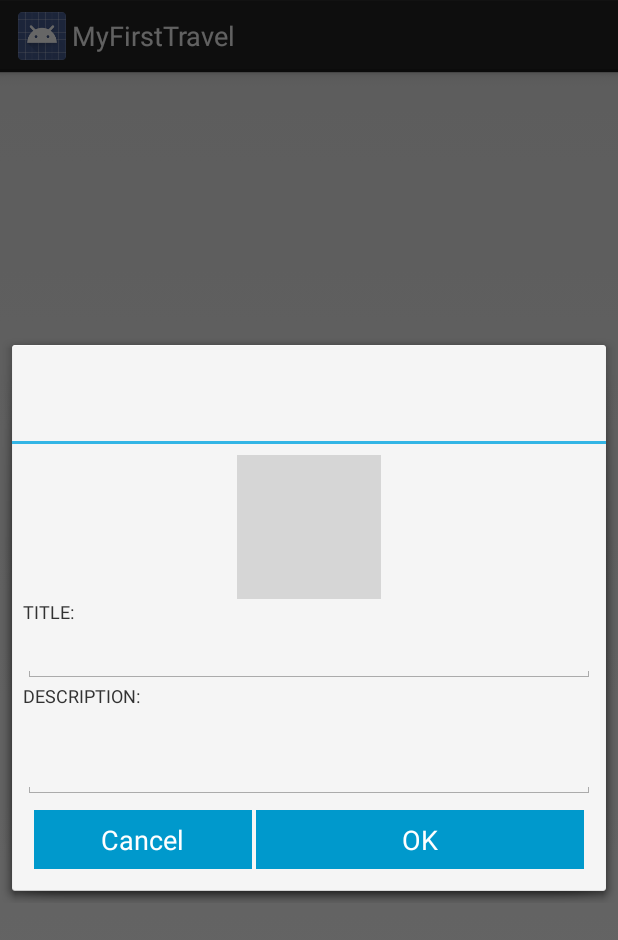
After one commit to soulnanx/MyFirstTravel, an Android app: the fragment DialogCreateDocument placed in its activity, on a phone screen of 412 x 824 dp. The commit adds this screen. Shown: the top 940 px of the screen. Run offline under Robolectric (Android 15) with nearby library versions, the phone set to English and light mode, and no system bars; libraries missing offline, so code that uses them is left out: com.codeslap.persistence, com.koushikdutta.urlimageviewhelper, com.mobsandgeeks.saripaar; 6 statements that could not run were skipped; grey boxes are pictures that could not be loaded.

Commit message:
create the documentFragment dialogCreate

```diff
--- a/MyFirstTravel/build.gradle
+++ b/MyFirstTravel/build.gradle
@@ -24,5 +24,6 @@ dependencies {
     compile 'com.codeslap:persistence:0.9.22'
     compile 'com.google.android.gms:play-services:4.2.+'
     compile 'com.mobsandgeeks:android-saripaar:1.0.2'
+    compile 'com.koushikdutta.urlimageviewhelper:urlimageviewhelper:1.0.4'
 //    compile 'de.psdev.formvalidations:formvalidations:1.1.0@aar'
 }
--- /dev/null
+++ b/MyFirstTravel/src/main/java/br/com/epicdroid/travel/dialogs/DialogCreateDocument.java
@@ -0,0 +1,186 @@
+package br.com.epicdroid.travel.dialogs;
+
+import android.content.Context;
+import android.content.Intent;
+import android.database.Cursor;
+import android.graphics.Bitmap;
+import android.graphics.BitmapFactory;
+import android.graphics.drawable.BitmapDrawable;
+import android.graphics.drawable.Drawable;
+import android.net.Uri;
+import android.os.Bundle;
+import android.os.Environment;
+import android.provider.MediaStore;
+import android.support.v4.app.DialogFragment;
+import android.view.LayoutInflater;
+import android.view.View;
+import android.view.ViewGroup;
+import android.widget.EditText;
+import android.widget.ImageView;
+import android.widget.LinearLayout;
+import android.widget.Toast;
+
+import com.codeslap.persistence.Persistence;
+import com.codeslap.persistence.SqlAdapter;
+import com.koushikdutta.urlimageviewhelper.UrlImageViewHelper;
+import com.mobsandgeeks.saripaar.Rule;
+import com.mobsandgeeks.saripaar.Validator;
+import com.mobsandgeeks.saripaar.annotation.Required;
+
+import java.io.File;
+import java.io.IOException;
+import java.io.InputStream;
+import java.net.HttpURLConnection;
+import java.net.URL;
+
+import br.com.epicdroid.travel.R;
+import br.com.epicdroid.travel.entity.Document;
+import br.com.epicdroid.travel.fragment.DocumentFragment;
+
+public class DialogCreateDocument extends DialogFragment {
+
+    private static final int RESULT_OK = 1;
+    private static final int REQUEST_DETALHE_NOTIFICACAO = 0;
+    private static final int RESULT_LOAD_IMAGE = 2;
+    UIHelper uiHelper;
+    SqlAdapter adapter;
+    Context context;
+    private View view;
+
+    @Override
+    public View onCreateView(LayoutInflater inflater, ViewGroup container, Bundle savedInstanceState) {
+        view = inflater.inflate(R.layout.dialog_create_document, container);
+        init();
+        initEvents();
+        return view;
+    }
+
+    private void initEvents() {
+        uiHelper.btnOK.setOnClickListener(eventOK());
+        uiHelper.btnCancel.setOnClickListener(eventCancel());
+        uiHelper.imageDoc.setOnClickListener(eventClickImg());
+    }
+
+    private View.OnClickListener eventClickImg() {
+        return new View.OnClickListener() {
+            @Override
+            public void onClick(View v) {
+                onClickSearchOnGallery();
+            }
+        };
+    }
+
+
+    private View.OnClickListener eventCancel() {
+        return new View.OnClickListener() {
+            @Override
+            public void onClick(View view) {
+                DialogCreateDocument.this.dismiss();
+            }
+        };
+    }
+
+    private View.OnClickListener eventOK() {
+        return new View.OnClickListener() {
+            @Override
+            public void onClick(View view) {
+                uiHelper.validator.validate();
+            }
+        };
+    }
+
+    private void saveDocument() {
+        adapter.store(new Document());
+//        fragment.setList();
+        DialogCreateDocument.this.dismiss();
+    }
+
+    private void init() {
+        uiHelper = new UIHelper();
+        adapter = Persistence.getAdapter(context);
+    }
+
+    private void onClickSearchOnGallery() {
+        Intent i = new Intent(Intent.ACTION_PICK,
+                android.provider.MediaStore.Images.Media.EXTERNAL_CONTENT_URI);
+        startActivityForResult(i, RESULT_LOAD_IMAGE);
+    }
+
+    @Override
+    public void onActivityResult(int requestCode, int resultCode, Intent data) {
+        if (requestCode == RESULT_LOAD_IMAGE) {
+            if (data != null) {
+                try {
+                    String path = searchImageByQuery(data);
+                    drawableFromUrl(path);
+                } catch (Exception e) {
+                    e.printStackTrace();
+                }
+            }
+        }
+        super.onActivityResult(requestCode, resultCode, data);
+    }
+
+    private String searchImageByQuery(Intent data) throws Exception {
+        Uri selectedImage = data.getData();
+        String[] filePathColumn = {MediaStore.Images.Media.DATA};
+        Cursor cursor = DialogCreateDocument.this.getActivity().getContentResolver().query(selectedImage, filePathColumn, null, null, null);
+        cursor.moveToFirst();
+        int columnIndex = cursor.getColumnIndex(filePathColumn[0]);
+        String pathImage = cursor.getString(columnIndex);
+        cursor.close();
+
+        return pathImage;
+    }
+
+    public void drawableFromUrl(String url) throws IOException {
+//        String sdcardPath = Environment.getExternalStorageDirectory().toString();
+        File imgFile = new  File(url);
+        if(imgFile.exists()){
+            Bitmap myBitmap = BitmapFactory.decodeFile(imgFile.getAbsolutePath());
+            uiHelper.imageDoc.setImageBitmap(myBitmap);
+        }
+    }
+
+    private class UIHelper implements Validator.ValidationListener {
+        final Validator validator;
+
+        @Required(order = 1, message = "it's mandatory =(")
+        EditText title;
+
+        @Required(order = 2, message = "it's mandatory =(")
+        EditText description;
+
+        ImageView imageDoc;
+
+        LinearLayout btnOK;
+        LinearLayout btnCancel;
+
+        public UIHelper() {
+            this.title = (EditText) view.findViewById(R.id.document_create_dialog_edt_title);
+            this.description = (EditText) view.findViewById(R.id.document_create_dialog_edt_description);
+            this.imageDoc = (ImageView) view.findViewById(R.id.document_create_dialog_img);
+            this.btnOK = (LinearLayout) view.findViewById(R.id.document_create_dialog_btn_ok);
+            this.btnCancel = (LinearLayout) view.findViewById(R.id.document_create_dialog_btn_cancel);
+
+            validator = new Validator(this);
+            validator.setValidationListener(this);
+        }
+
+        public void onValidationSucceeded() {
+            saveDocument();
+        }
+
+        public void onValidationFailed(View failedView, Rule<?> failedRule) {
+            String message = failedRule.getFailureMessage();
+
+            if (failedView instanceof EditText) {
+                failedView.requestFocus();
+                ((EditText) failedView).setError(message);
+            } else {
+                Toast.makeText( DialogCreateDocument.this.getActivity(), message, Toast.LENGTH_SHORT).show();
+            }
+        }
+    }
+
+}
--- a/MyFirstTravel/src/main/java/br/com/epicdroid/travel/fragment/PlaceFragment.java
+++ b/MyFirstTravel/src/main/java/br/com/epicdroid/travel/fragment/PlaceFragment.java
@@ -262,7 +262,7 @@ public class PlaceFragment extends Fragment {
                 new DelegateReturnAddress() {
                     @Override
                     public void onReturn(AddressDTO address) {
-                        newPlace.setAddress(address.toString());
+                           newPlace.setAddress(address.toString());
                         waitAndShowDialog(newPlace);
                     }
                 }
--- a/MyFirstTravel/src/main/java/br/com/epicdroid/travel/utils/GPSTrackerUtils.java
+++ b/MyFirstTravel/src/main/java/br/com/epicdroid/travel/utils/GPSTrackerUtils.java
@@ -46,8 +46,7 @@ public class GPSTrackerUtils extends Service implements LocationListener {
 
     public Location getLocation() {
         try {
-            locationManager = (LocationManager) mContext
-                    .getSystemService(LOCATION_SERVICE);
+            locationManager = (LocationManager) mContext.getSystemService(LOCATION_SERVICE);
 
             // getting GPS status
             isGPSEnabled = locationManager
--- /dev/null
+++ b/MyFirstTravel/src/main/res/layout/dialog_create_document.xml
@@ -0,0 +1,96 @@
+<?xml version="1.0" encoding="utf-8"?>
+<LinearLayout xmlns:android="http://schemas.android.com/apk/res/android"
+    android:layout_width="match_parent"
+    android:layout_height="match_parent"
+    android:layout_margin="7dp"
+    android:padding="7dp"
+    android:orientation="vertical">
+
+    <ImageView
+        android:id="@+id/document_create_dialog_img"
+        android:layout_width="wrap_content"
+        android:layout_gravity="center"
+        android:layout_height="wrap_content"
+        android:src="@drawable/abc_ic_cab_done_holo_light"/>
+
+    <TextView
+        android:layout_width="match_parent"
+        android:layout_height="wrap_content"
+        android:text="@string/dialog_label_title"
+        android:textSize="12sp" />
+
+    <EditText
+        android:id="@+id/document_create_dialog_edt_title"
+        android:layout_width="match_parent"
+        android:layout_height="wrap_content"
+        android:layout_gravity="center" />
+
+    <TextView
+        android:layout_width="match_parent"
+        android:layout_height="wrap_content"
+        android:text="@string/dialog_label_description"
+        android:textSize="12sp" />
+
+    <EditText
+        android:id="@+id/document_create_dialog_edt_description"
+        android:layout_width="match_parent"
+        android:layout_height="wrap_content"
+        android:layout_gravity="center"
+        android:ems="10"
+        android:inputType="textMultiLine"
+        android:lines="2" />
+
+    <LinearLayout
+        android:layout_width="match_parent"
+        android:layout_height="wrap_content"
+        android:layout_gravity="center"
+        android:layout_margin="7dp"
+        android:baselineAligned="false"
+        android:orientation="horizontal"
+        android:weightSum="5">
+
+        <LinearLayout
+            android:id="@+id/document_create_dialog_btn_cancel"
+            android:layout_width="0dp"
+            android:layout_height="wrap_content"
+            android:layout_marginRight="1dp"
+            android:layout_weight="2"
+            android:background="@android:color/holo_blue_dark"
+            android:gravity="center_horizontal">
+
+            <TextView
+                android:layout_width="wrap_content"
+                android:layout_height="wrap_content"
+                android:layout_margin="7dp"
+                android:gravity="center"
+                android:text="@string/dialog_cancel"
+                android:textAppearance="?android:attr/textAppearanceMedium"
+                android:textColor="@android:color/white" />
+
+        </LinearLayout>
+
+        <LinearLayout
+            android:id="@+id/document_create_dialog_btn_ok"
+            android:layout_width="0dp"
+            android:layout_height="wrap_content"
+            android:layout_marginLeft="1dp"
+            android:layout_weight="3"
+            android:background="@android:color/holo_blue_dark"
+            android:gravity="center_horizontal"
+            android:orientation="horizontal">
+
+            <TextView
+                android:layout_width="wrap_content"
+                android:layout_height="wrap_content"
+                android:layout_margin="7dp"
+                android:gravity="center"
+                android:text="@string/dialog_ok"
+                android:textAppearance="?android:attr/textAppearanceMedium"
+                android:textColor="@android:color/white" />
+        </LinearLayout>
+
+
+    </LinearLayout>
+
+
+</LinearLayout>
```
Also changed, not shown: MyFirstTravel/src/main/java/br/com/epicdroid/travel/activity/MainActivity.java (+20 -2 lines), MyFirstTravel/src/main/java/br/com/epicdroid/travel/adapter/DocumentAdapter.java (added, +69 -0 lines), MyFirstTravel/src/main/java/br/com/epicdroid/travel/components/SimpleAlertDialog.java (added, +37 -0 lines), MyFirstTravel/src/main/java/br/com/epicdroid/travel/entity/Document.java (added, +42 -0 lines), MyFirstTravel/src/main/java/br/com/epicdroid/travel/fragment/DocumentFragment.java (added, +169 -0 lines), MyFirstTravel/src/main/res/layout/fragment_document.xml (added, +14 -0 lines), MyFirstTravel/src/main/res/layout/item_document.xml (added, +42 -0 lines), 1 other file.
